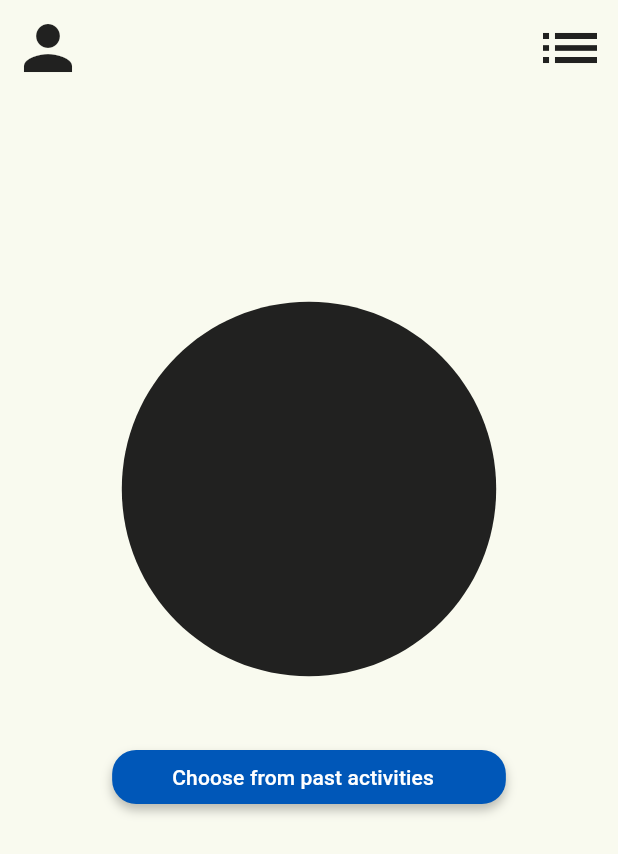
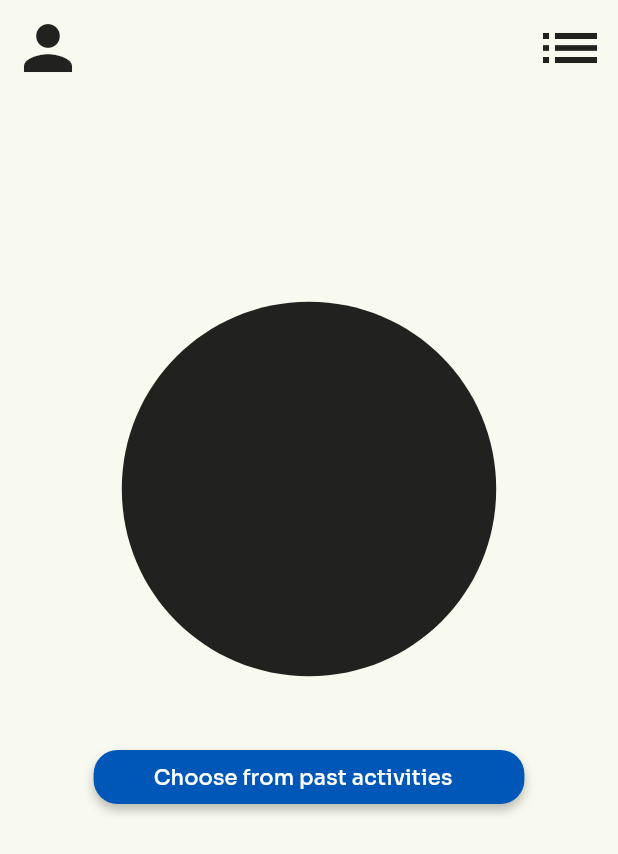
Before and after one commit to ssary/hackaTUM, a Flutter app: the screen it shows after launch, on a phone screen of 412 x 824 dp. Shown: the top 854 px of the screen. Run offline on Flutter 3.47's test engine with Material 3 defaults, Android fonts, the light colour scheme and no system bars; our stand-ins replace go_router, google_fonts; Roboto replaces fonts that are missing (Sora_500).

Commit message:
add font code

```diff
--- a/frontend/lib/theme/default_theme.dart
+++ b/frontend/lib/theme/default_theme.dart
@@ -107,21 +107,21 @@ class AppTheme {
       textTheme: const TextTheme(
         bodyLarge: TextStyle(
           color: Color(0xFF191D16),
-          fontFamily: 'Sora_regular',
+          fontFamily: 'Sora',
           fontSize: 16,
           fontWeight: FontWeight.w400,
           letterSpacing: 0.5,
         ),
         bodyMedium: TextStyle(
           color: Color(0xFF191D16),
-          fontFamily: 'Sora_regular',
+          fontFamily: 'Sora',
           fontSize: 14,
           fontWeight: FontWeight.w400,
           letterSpacing: 0.25,
         ),
         bodySmall: TextStyle(
           color: Color(0xFF191D16),
-          fontFamily: 'Sora_regular',
+          fontFamily: 'Sora',
           fontSize: 12,
           fontWeight: FontWeight.w400,
           letterSpacing: 0.4,
@@ -142,70 +142,70 @@ class AppTheme {
         ),
         displaySmall: TextStyle(
           color: Color(0xFF191D16),
-          fontFamily: 'Sora_regular',
+          fontFamily: 'Sora',
           fontSize: 48,
           fontWeight: FontWeight.w400,
           letterSpacing: 0,
         ),
         headlineLarge: TextStyle(
           color: Color(0xFF191D16),
-          fontFamily: 'Sora_regular',
+          fontFamily: 'Sora',
           fontSize: 40,
           fontWeight: FontWeight.w400,
           letterSpacing: 0.25,
         ),
         headlineMedium: TextStyle(
           color: Color(0xFF191D16),
-          fontFamily: 'Sora_regular',
+          fontFamily: 'Sora',
           fontSize: 34,
           fontWeight: FontWeight.w400,
           letterSpacing: 0.25,
         ),
         headlineSmall: TextStyle(
           color: Color(0xFF191D16),
-          fontFamily: 'Sora_regular',
+          fontFamily: 'Sora',
           fontSize: 24,
           fontWeight: FontWeight.w400,
           letterSpacing: 0,
         ),
         labelLarge: TextStyle(
           color: Color(0xFF191D16),
-          fontFamily: 'Sora_500',
+          fontFamily: 'Sora',
           fontSize: 14,
           fontWeight: FontWeight.w500,
           letterSpacing: 1.25,
         ),
         labelMedium: TextStyle(
           color: Color(0xFF191D16),
-          fontFamily: 'Sora_regular',
+          fontFamily: 'Sora',
           fontSize: 11,
           fontWeight: FontWeight.w400,
           letterSpacing: 1.5,
         ),
         labelSmall: TextStyle(
           color: Color(0xFF191D16),
-          fontFamily: 'Sora_regular',
+          fontFamily: 'Sora',
           fontSize: 10,
           fontWeight: FontWeight.w400,
           letterSpacing: 1.5,
         ),
         titleLarge: TextStyle(
           color: Color(0xFF191D16),
-          fontFamily: 'Sora_500',
+          fontFamily: 'Sora',
           fontSize: 20,
           fontWeight: FontWeight.w500,
           letterSpacing: 0.15,
         ),
         titleMedium: TextStyle(
           color: Color(0xFF191D16),
-          fontFamily: 'Sora_regular',
+          fontFamily: 'Sora',
           fontSize: 16,
           fontWeight: FontWeight.w400,
           letterSpacing: 0.15,
         ),
         titleSmall: TextStyle(
           color: Color(0xFF191D16),
-          fontFamily: 'Sora_500',
+          fontFamily: 'Sora',
           fontSize: 14,
           fontWeight: FontWeight.w500,
           letterSpacing: 0.1,
@@ -213,64 +213,109 @@ class AppTheme {
       ),
       primaryTextTheme: const TextTheme(
         bodyLarge: TextStyle(
-          color: Color(0xFFF9FAEF),
-          fontFamily: '.AppleSystemUIFont',
+          color: Color(0xFF191D16),
+          fontFamily: 'Sora',
+          fontSize: 16,
+          fontWeight: FontWeight.w400,
+          letterSpacing: 0.5,
         ),
         bodyMedium: TextStyle(
-          color: Color(0xFFF9FAEF),
-          fontFamily: '.AppleSystemUIFont',
+          color: Color(0xFF191D16),
+          fontFamily: 'Sora',
+          fontSize: 14,
+          fontWeight: FontWeight.w400,
+          letterSpacing: 0.25,
         ),
         bodySmall: TextStyle(
-          color: Color(0xFFF9FAEF),
-          fontFamily: '.AppleSystemUIFont',
+          color: Color(0xFF191D16),
+          fontFamily: 'Sora',
+          fontSize: 12,
+          fontWeight: FontWeight.w400,
+          letterSpacing: 0.4,
         ),
         displayLarge: TextStyle(
-          color: Color(0xFFF9FAEF),
-          fontFamily: '.AppleSystemUIFont',
+          color: Color(0xFF191D16),
+          fontFamily: 'Sora_300',
+          fontSize: 96,
+          fontWeight: FontWeight.w300,
+          letterSpacing: -1.5,
         ),
         displayMedium: TextStyle(
-          color: Color(0xFFF9FAEF),
-          fontFamily: '.AppleSystemUIFont',
+          color: Color(0xFF191D16),
+          fontFamily: 'Sora_300',
+          fontSize: 60,
+          fontWeight: FontWeight.w300,
+          letterSpacing: -0.5,
         ),
         displaySmall: TextStyle(
-          color: Color(0xFFF9FAEF),
-          fontFamily: '.AppleSystemUIFont',
+          color: Color(0xFF191D16),
+          fontFamily: 'Sora',
+          fontSize: 48,
+          fontWeight: FontWeight.w400,
+          letterSpacing: 0,
         ),
         headlineLarge: TextStyle(
-          color: Color(0xFFF9FAEF),
-          fontFamily: '.AppleSystemUIFont',
+          color: Color(0xFF191D16),
+          fontFamily: 'Sora',
+          fontSize: 40,
+          fontWeight: FontWeight.w400,
+          letterSpacing: 0.25,
         ),
         headlineMedium: TextStyle(
-          color: Color(0xFFF9FAEF),
-          fontFamily: '.AppleSystemUIFont',
+          color: Color(0xFF191D16),
+          fontFamily: 'Sora',
+          fontSize: 34,
+          fontWeight: FontWeight.w400,
+          letterSpacing: 0.25,
         ),
         headlineSmall: TextStyle(
-          color: Color(0xFFF9FAEF),
-          fontFamily: '.AppleSystemUIFont',
+          color: Color(0xFF191D16),
+          fontFamily: 'Sora',
+          fontSize: 24,
+          fontWeight: FontWeight.w400,
+          letterSpacing: 0,
         ),
         labelLarge: TextStyle(
-          color: Color(0xFFF9FAEF),
-          fontFamily: '.AppleSystemUIFont',
+          color: Color(0xFF191D16),
+          fontFamily: 'Sora',
+          fontSize: 14,
+          fontWeight: FontWeight.w500,
+          letterSpacing: 1.25,
         ),
         labelMedium: TextStyle(
-          color: Color(0xFFF9FAEF),
-          fontFamily: '.AppleSystemUIFont',
+          color: Color(0xFF191D16),
+          fontFamily: 'Sora',
+          fontSize: 11,
+          fontWeight: FontWeight.w400,
+          letterSpacing: 1.5,
         ),
         labelSmall: TextStyle(
-          color: Color(0xFFF9FAEF),
-          fontFamily: '.AppleSystemUIFont',
+          color: Color(0xFF191D16),
+          fontFamily: 'Sora',
+          fontSize: 10,
+          fontWeight: FontWeight.w400,
+          letterSpacing: 1.5,
         ),
         titleLarge: TextStyle(
-          color: Color(0xFFF9FAEF),
-          fontFamily: '.AppleSystemUIFont',
+          color: Color(0xFF191D16),
+          fontFamily: 'Sora',
+          fontSize: 20,
+          fontWeight: FontWeight.w500,
+          letterSpacing: 0.15,
         ),
         titleMedium: TextStyle(
-          color: Color(0xFFF9FAEF),
-          fontFamily: '.AppleSystemUIFont',
+          color: Color(0xFF191D16),
+          fontFamily: 'Sora',
+          fontSize: 16,
+          fontWeight: FontWeight.w400,
+          letterSpacing: 0.15,
         ),
         titleSmall: TextStyle(
-          color: Color(0xFFF9FAEF),
-          fontFamily: '.AppleSystemUIFont',
+          color: Color(0xFF191D16),
+          fontFamily: 'Sora',
+          fontSize: 14,
+          fontWeight: FontWeight.w500,
+          letterSpacing: 0.1,
         ),
       ),
       tabBarTheme: const TabBarTheme(
--- a/frontend/lib/theme/typography.dart
+++ b/frontend/lib/theme/typography.dart
@@ -2,5 +2,5 @@ import 'package:flutter/material.dart';
 import 'package:google_fonts/google_fonts.dart';
 
 class AppTypography {
-  static TextTheme textTheme = GoogleFonts.poppinsTextTheme();
+  static TextTheme textTheme = GoogleFonts.soraTextTheme();
 }
```
Also changed, not shown: frontend/pubspec.yaml (+10 -11 lines).
